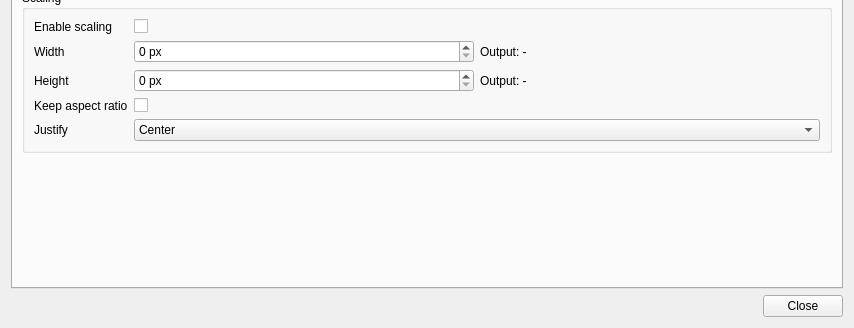
Above: plugins/feature/camera/camerasettingsdialog.ui from srcejon/sdrangel before the change; both pictures show x 0 to 854 and y 586 to 914 of the 854 by 914 pixel window. Below: the same form after it.
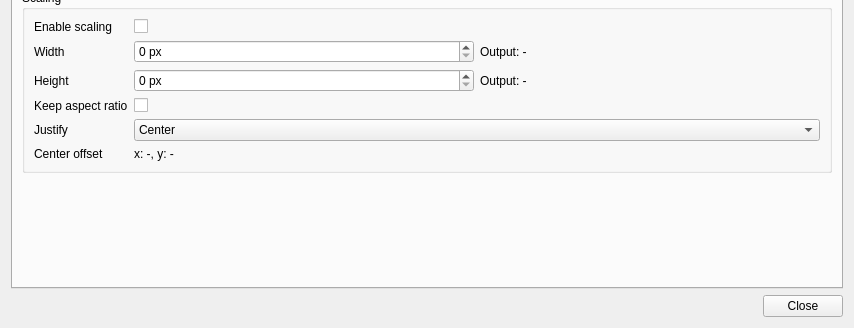
That is the form after the change. The open tabs and pages were chosen to show the change. Icons and pictures are not drawn. Custom widgets are drawn as their Qt base class.

Commit message: Show camera scaling center offset

Diff of the .ui file:
```diff
--- a/plugins/feature/camera/camerasettingsdialog.ui
+++ b/plugins/feature/camera/camerasettingsdialog.ui
@@ -2170,6 +2170,23 @@
             </item>
            </widget>
           </item>
+          <item row="5" column="0">
+           <widget class="QLabel" name="scaleCenterOffsetTitleLabel">
+            <property name="text">
+             <string>Center offset</string>
+            </property>
+           </widget>
+          </item>
+          <item row="5" column="1">
+           <widget class="QLabel" name="scaleCenterOffsetLabel">
+            <property name="toolTip">
+             <string>Signed pixel offset of the fitted image centre from the scaled output centre; use these values as lens centre offsets when replaying the scaled video</string>
+            </property>
+            <property name="text">
+             <string>x: -, y: -</string>
+            </property>
+           </widget>
+          </item>
          </layout>
         </widget>
        </item>
```
The commit also changes 1 other file.
